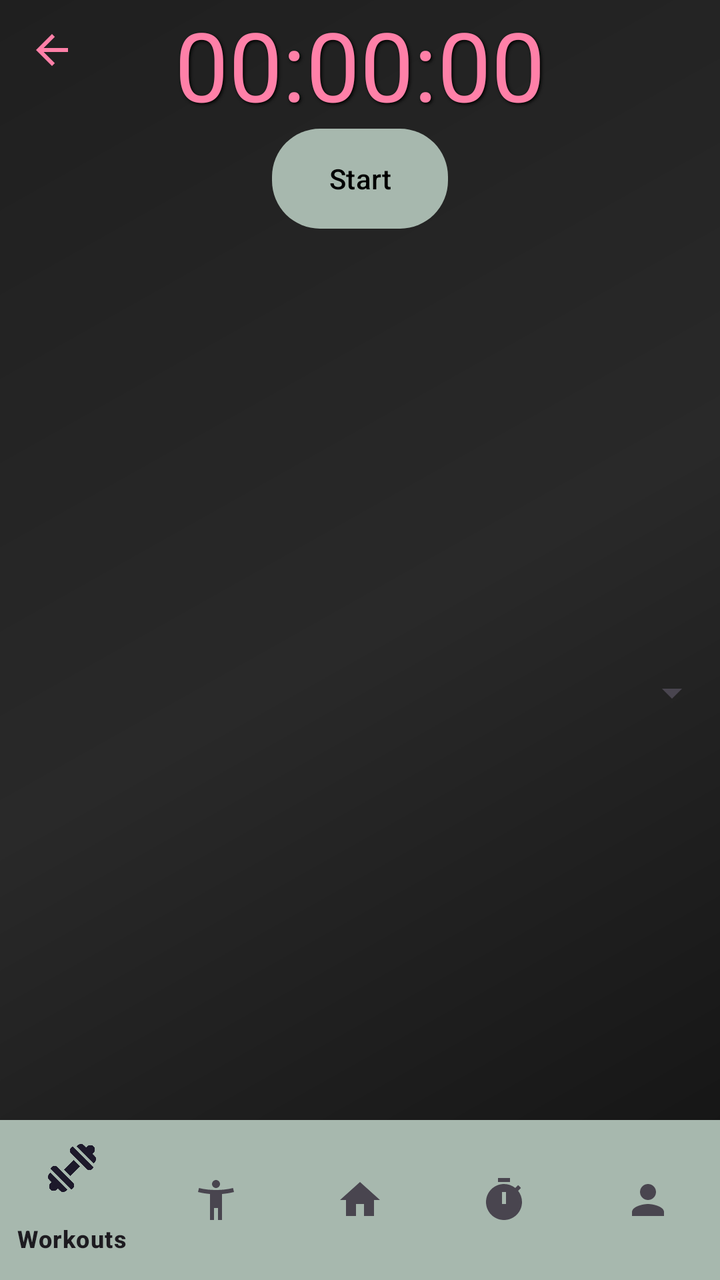
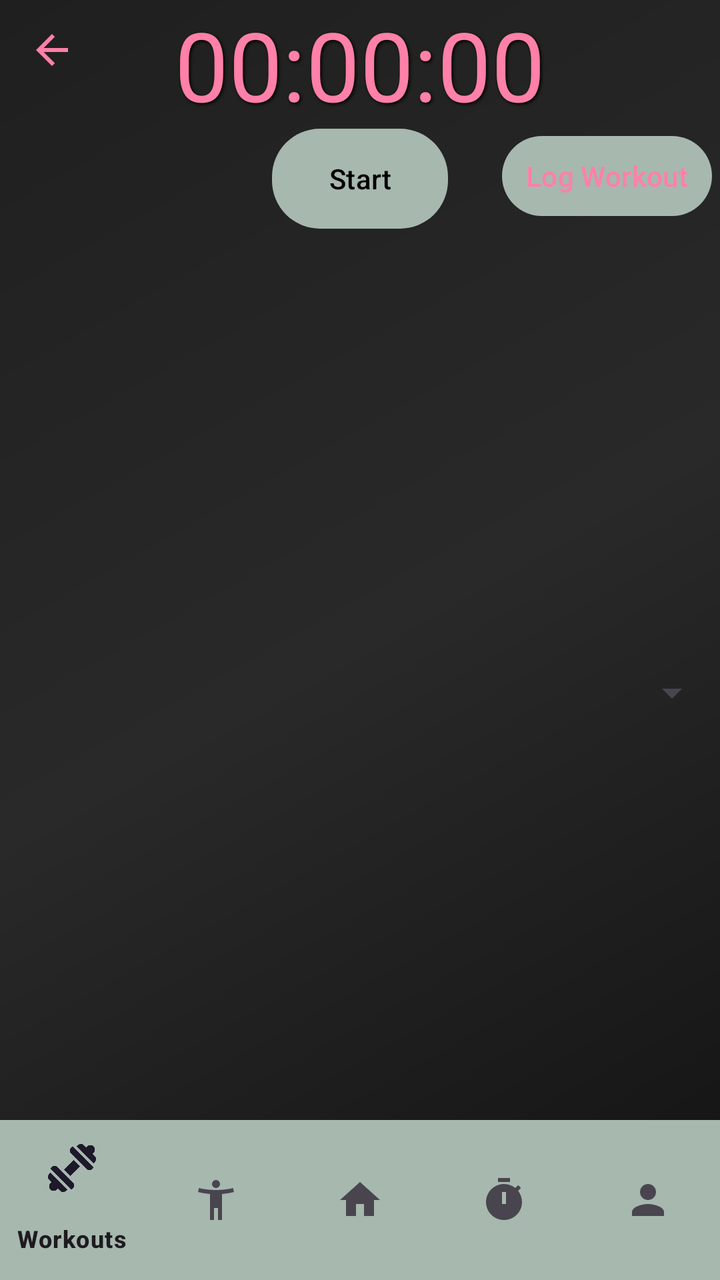

Before-and-after screenshots of an Android layout around one commit, followed by the original layout XML and the change that was made.
<!-- AndroidManifest.xml: application theme Theme.MyApp -->
<!-- res/layout/activity_stopwatch.xml -->
<?xml version="1.0" encoding="utf-8"?>
<androidx.constraintlayout.widget.ConstraintLayout
    xmlns:android="http://schemas.android.com/apk/res/android"
    xmlns:app="http://schemas.android.com/apk/res-auto"
    xmlns:tools="http://schemas.android.com/tools"
    android:layout_width="match_parent"
    android:layout_height="match_parent"
    android:background="@drawable/gradient_background"
    tools:context=".StopwatchActivity">

    <TextView
        android:id="@+id/stopwatch_timer"
        android:layout_width="wrap_content"
        android:layout_height="wrap_content"
        android:gravity="center"
        android:shadowColor="#000000"
        android:shadowDx="2"
        android:shadowDy="2"
        android:shadowRadius="4"
        android:text="00:00:00"
        android:textColor="@color/vibrantAccent"
        android:textSize="48sp"
        app:layout_constraintEnd_toEndOf="parent"
        app:layout_constraintStart_toStartOf="parent"
        app:layout_constraintTop_toTopOf="parent" />

    <Button
        android:id="@+id/start_button"
        android:layout_width="wrap_content"
        android:layout_height="50dp"
        android:background="@drawable/button_background"
        android:text="Start"
        android:textColor="@android:color/black"
        android:visibility="visible"
        app:layout_constraintBottom_toTopOf="@+id/reset_button"
        app:layout_constraintEnd_toEndOf="parent"
        app:layout_constraintStart_toStartOf="parent"
        app:layout_constraintTop_toBottomOf="@+id/stopwatch_timer" />

    <Button
        android:id="@+id/stop_button"
        android:layout_width="wrap_content"
        android:layout_height="50dp"
        android:background="@drawable/button_background"
        android:text="Pause"
        android:textColor="@android:color/black"
        android:visibility="invisible"
        app:layout_constraintEnd_toEndOf="parent"
        app:layout_constraintHorizontal_bias="0.498"
        app:layout_constraintStart_toStartOf="parent"
        app:layout_constraintTop_toBottomOf="@id/stopwatch_timer" />

    <Button
        android:id="@+id/reset_button"
        android:layout_width="wrap_content"
        android:layout_height="50dp"
        android:layout_marginTop="28dp"
        android:text="Reset"
        style="@style/Widget.Material3.Button.OutlinedButton"
        app:layout_goneMarginTop="15sp"
        android:textColor="@color/vibrantAccent"
        android:visibility="invisible"
        app:layout_constraintEnd_toEndOf="parent"
        app:layout_constraintStart_toStartOf="parent"
        app:layout_constraintTop_toBottomOf="@+id/start_button" />

    <ImageButton
        android:id="@+id/backButton"
        android:layout_width="wrap_content"
        android:layout_height="wrap_content"
        android:layout_marginStart="4dp"
        android:layout_marginTop="3dp"
        android:src="@drawable/ic_action_name"
        app:layout_constraintStart_toStartOf="parent"
        app:layout_constraintTop_toTopOf="parent"
        app:tint="@color/vibrantAccent"
        android:background="?attr/selectableItemBackgroundBorderless"
        android:padding="10sp"/>

    <Spinner
        android:id="@+id/listSpinner"
        android:layout_width="match_parent"
        android:layout_height="wrap_content"
        android:paddingVertical="8sp"
        android:textColor="#FF4081"
    app:layout_constraintBottom_toTopOf="@+id/recycler_view"
    app:layout_constraintTop_toBottomOf="@+id/stop_button"
    app:layout_constraintVertical_bias="0.943" />

    <androidx.recyclerview.widget.RecyclerView
        android:id="@+id/recycler_view"
        android:layout_width="match_parent"
        android:layout_height="wrap_content"
        android:visibility="visible"
        app:layout_constraintBottom_toTopOf="@+id/bottom_navigation"
        app:layout_constraintTop_toBottomOf="@+id/start_button"
        app:layout_constraintVertical_bias="0.577"
        />

    <com.google.android.material.bottomnavigation.BottomNavigationView
        android:id="@+id/bottom_navigation"
        android:layout_width="match_parent"
        android:layout_height="wrap_content"
        android:background="@color/lightblue"
        app:layout_constraintBottom_toBottomOf="parent"
        app:layout_constraintEnd_toEndOf="parent"
        app:layout_constraintStart_toStartOf="parent"
        app:menu="@menu/bottom_nav_menu" />
</androidx.constraintlayout.widget.ConstraintLayout>
<!-- resources referenced by this layout -->
<resources>
  <color name="lightblue">#A7B8AE</color>
  <color name="vibrantAccent">#ff80a8
  
          </color>
  <!-- drawable button_background (drawable) -->
  <?xml version="1.0" encoding="utf-8"?>
  <shape xmlns:android="http://schemas.android.com/apk/res/android">
      <solid android:color="@color/lightblue"/>
      <corners android:radius="24dp"/>
      <padding
          android:left="16dp"
          android:top="12dp"
          android:right="16dp"
          android:bottom="12dp"/>
  </shape>
  <!-- drawable gradient_background (drawable) -->
  <?xml version="1.0" encoding="utf-8"?>
  <layer-list xmlns:android="http://schemas.android.com/apk/res/android">
      <item>
          <shape>
              <gradient
                  android:angle="135"
                  android:startColor="#121212"
                  android:endColor="#1f1f1f"
                  android:type="linear"
                  android:centerX="50%"
                  android:centerColor="#292929"
              android:gradientRadius="2000dp"/>
          </shape>
      </item>
  </layer-list>
  <!-- drawable ic_action_name (drawable) -->
  <vector xmlns:android="http://schemas.android.com/apk/res/android" android:autoMirrored="true" android:height="24dp" android:tint="#000000" android:viewportHeight="24" android:viewportWidth="24" android:width="24dp">
        
      <path android:fillColor="@android:color/white" android:pathData="M20,11H7.83l5.59,-5.59L12,4l-8,8 8,8 1.41,-1.41L7.83,13H20v-2z"/>
      
  </vector>
  <style name="Theme.MyApp" parent="Base.Theme.MyApp" />
  <style name="Base.Theme.MyApp" parent="Theme.Material3.DayNight.NoActionBar">
          
          <item name="colorPrimary">@color/lightblue</item>
      </style>
</resources>

<!-- the commit's change to res/layout/activity_stopwatch.xml (unified diff, before → after) -->
@@ -64,6 +64,20 @@
         app:layout_constraintStart_toStartOf="parent"
         app:layout_constraintTop_toBottomOf="@+id/start_button" />
 
+    <Button
+        android:id="@+id/logWorkoutButton"
+        android:layout_width="wrap_content"
+        android:layout_height="wrap_content"
+        android:layout_marginTop="64dp"
+        android:layout_marginEnd="4dp"
+        android:paddingHorizontal="12dp"
+        android:paddingVertical="6dp"
+        android:text="Log Workout"
+        android:textColor="@color/vibrantAccent"
+        android:textSize="14sp"
+        app:layout_constraintEnd_toEndOf="parent"
+        app:layout_constraintTop_toTopOf="parent" />
+
     <ImageButton
         android:id="@+id/backButton"
         android:layout_width="wrap_content"
@@ -83,9 +97,9 @@
         android:layout_height="wrap_content"
         android:paddingVertical="8sp"
         android:textColor="#FF4081"
-    app:layout_constraintBottom_toTopOf="@+id/recycler_view"
-    app:layout_constraintTop_toBottomOf="@+id/stop_button"
-    app:layout_constraintVertical_bias="0.943" />
+        app:layout_constraintBottom_toTopOf="@+id/recycler_view"
+        app:layout_constraintTop_toBottomOf="@+id/stop_button"
+        app:layout_constraintVertical_bias="0.943" />
 
     <androidx.recyclerview.widget.RecyclerView
         android:id="@+id/recycler_view"
